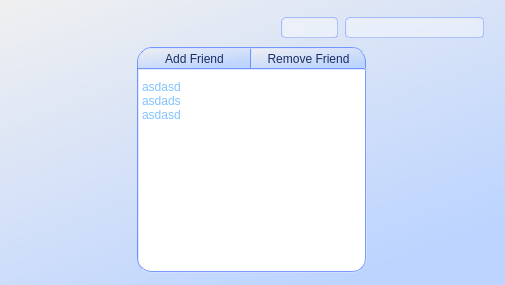
Qt form bin/data/ui/communications.ui (realXtend/tundra) before a commit.
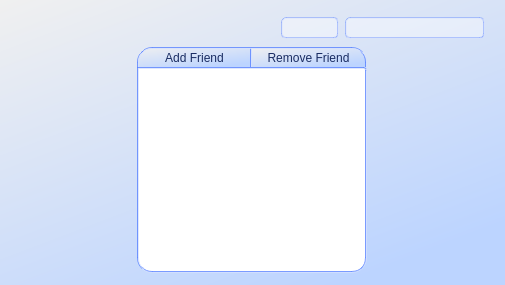
The same form after that commit. Icons and pictures are not drawn.

Commit message: * Remove friend now works, will be connected to comm-backend when that implementation is done * New .ui files, some new icons for UI

What changed in the file:
```diff
--- a/bin/data/ui/communications.ui
+++ b/bin/data/ui/communications.ui
@@ -66,8 +66,7 @@
 }
 
 QPushButton#pushButton_AddFriend {
-	min-height: 15px;
-	min-width: 60px;
+	max-height: 15px;
 	color: rgb(25, 44, 98);
 	background-color: qlineargradient(spread:pad, x1:0, y1:0, x2:0.676, y2:1, stop:0 rgba(240, 240, 240, 255), stop:1 rgba(188, 212, 255, 255));
 	border: 2px groove white;
@@ -86,8 +85,7 @@
 }
 
 QPushButton#pushButton_RemoveFriend {
-	min-height: 15px;
-	min-width: 60px;
+	max-height: 15px;
 	color: rgb(25, 44, 98);
 	background-color: qlineargradient(spread:pad, x1:0, y1:0, x2:0.676, y2:1, stop:0 rgba(240, 240, 240, 255), stop:1 rgba(188, 212, 255, 255));
 	border: 2px groove white;
@@ -533,21 +531,6 @@
              <property name="horizontalScrollBarPolicy">
               <enum>Qt::ScrollBarAlwaysOff</enum>
              </property>
-             <item>
-              <property name="text">
-               <string>asdasd</string>
-              </property>
-             </item>
-             <item>
-              <property name="text">
-               <string>asdads</string>
-              </property>
-             </item>
-             <item>
-              <property name="text">
-               <string>asdasd</string>
-              </property>
-             </item>
             </widget>
            </item>
           </layout>
```
The commit also changes 6 other files.
